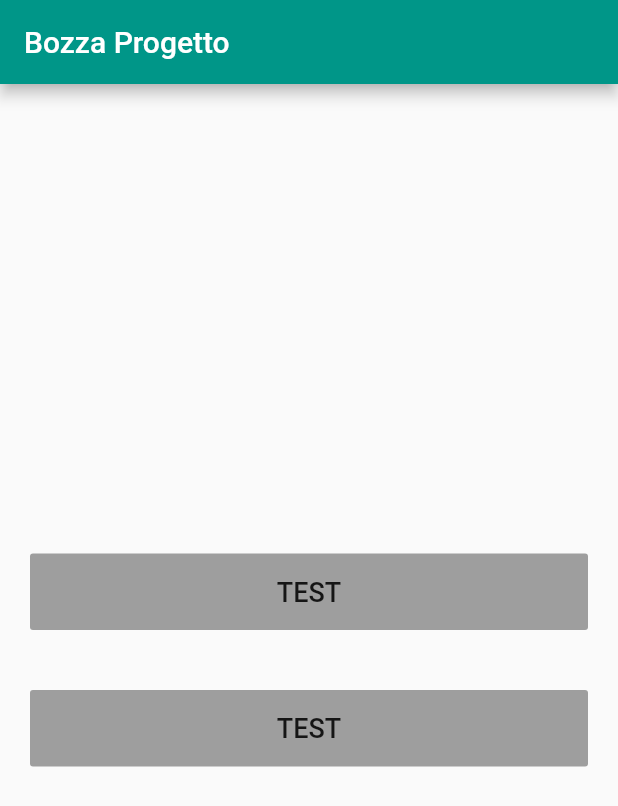
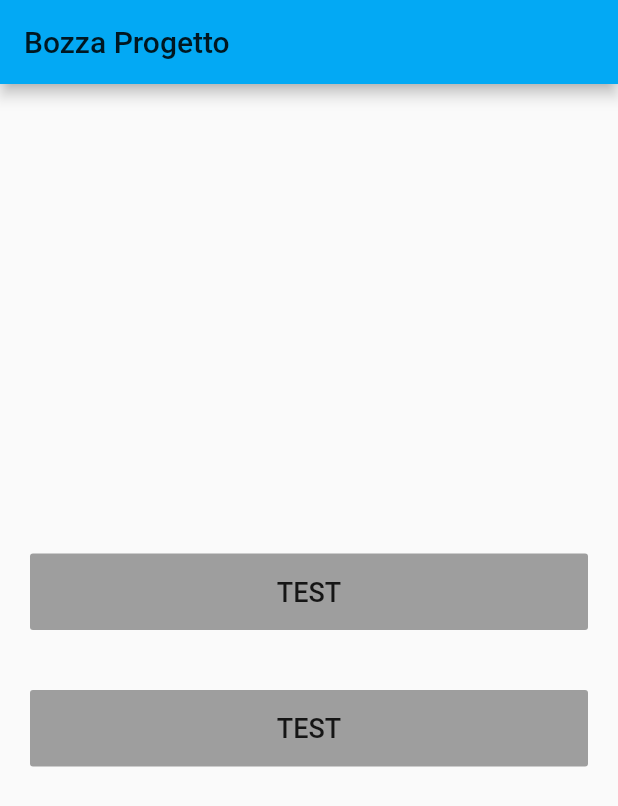
Before and after one commit to andreadeluna/letstest, a Flutter app: the screen it shows after launch, on a phone screen of 412 x 824 dp. Shown: the top 806 px of the screen. Run offline on Flutter 3.47's test engine with Material 2 defaults, Android fonts, the phone set to English and light mode, and no system bars; our stand-ins replace fluttertoast, focus_detector, wakelock, webview_flutter; Roboto replaces fonts that are missing (Arial).

Commit message:
Modifica colori interfaccia e aggiunta barra di navigazione

```diff
--- a/lib/app.dart
+++ b/lib/app.dart
@@ -12,7 +12,7 @@ class App extends StatelessWidget {
     return MaterialApp(
       title: 'Bozza Progetto',
       theme: ThemeData(
-        primarySwatch: Colors.teal,
+        primarySwatch: Colors.lightBlue,
         fontFamily: "Arial",
         textTheme: TextTheme(
           button: TextStyle(color: Colors.white, fontSize: 18.0),
@@ -25,7 +25,7 @@ class App extends StatelessWidget {
           backgroundColor: Colors.white,
           appBar: AppBar(
             title: Text('Bozza Progetto'),
-            backgroundColor: Colors.teal,
+            backgroundColor: Colors.lightBlue,
           ),
           body: HomePage(),
         ),
```
Also changed, not shown: lib/screens/webview_container.dart (+15 -1 lines).
